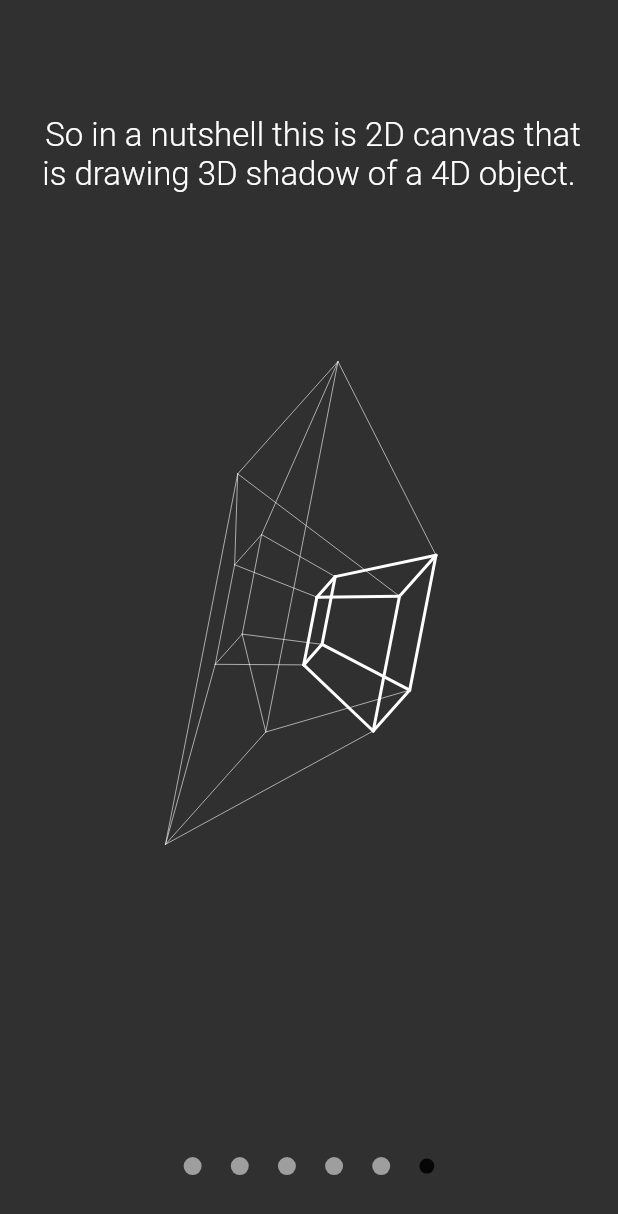
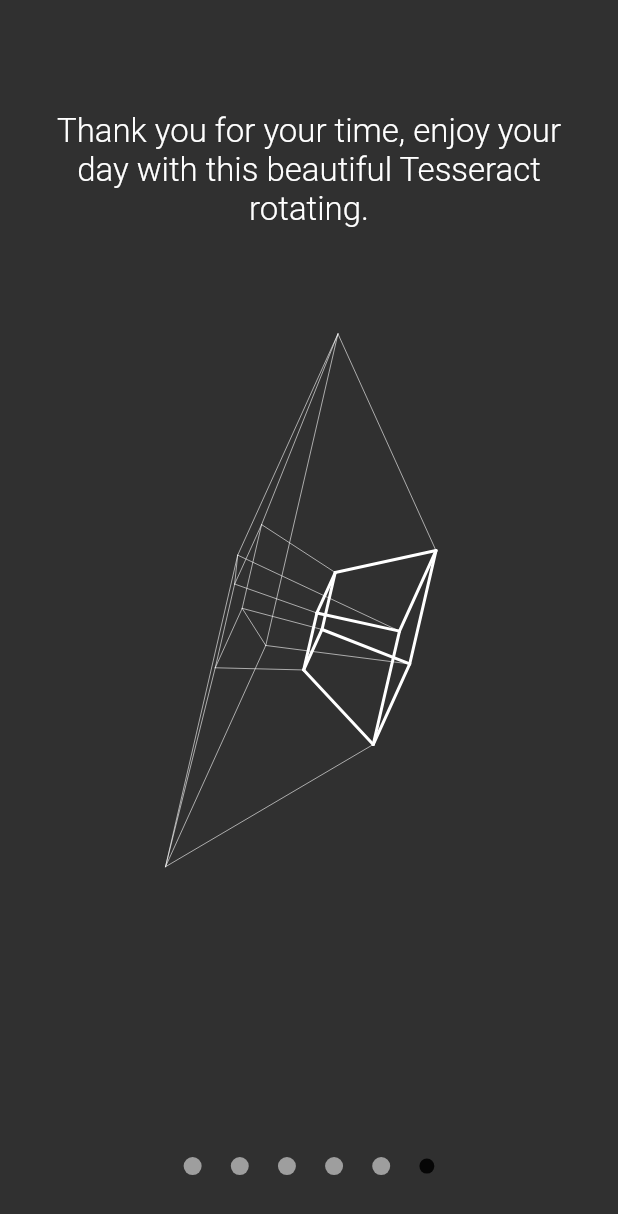
Before and after one commit to knezzz/FlutterTesseract, a Flutter app: the screen it shows after launch, swiped to page 5, on a phone screen of 412 x 824 dp. Shown: the top 1214 px of the screen. Run offline on Flutter 3.47's test engine with Material 2 defaults, Android fonts, the phone set to English and light mode, and no system bars.

Commit message:
Finishing touches

```diff
--- a/lib/main.dart
+++ b/lib/main.dart
@@ -12,7 +12,7 @@ class MyApp extends StatefulWidget{
 }
 
 class MyAppState extends State<MyApp>{
-  double _x = 0, _w = 0, _shadow = 0, _scale = 1, _scaleDiff;
+  double _x = 0, _w = 0, _scale = 1, _scaleDiff;
   List<String> _s = <String>[];
   PageController _page;
 
@@ -33,8 +33,7 @@ class MyAppState extends State<MyApp>{
     final double _index = _page.hasClients ? _page.page ?? 0 : 0;
     setState((){
       _x = (_x - .01) % (pi * 2);
-      _shadow = max(.0, min(1.0, _index - 1));
-      _w = _index > 2.5 ? (_w + .02) % (pi * 2) : max(.0, _w - .02);
+      _w = _index > 2.5 ? (_w + .02) % (pi * 2) : max(.0, _w - .04);
     });
   }
 
@@ -47,7 +46,7 @@ class MyAppState extends State<MyApp>{
       onScaleUpdate: (ScaleUpdateDetails d) => _scale = d.scale * _scaleDiff,
       child: Stack(
         children: <Widget>[
-          CustomPaint(painter: TesseractPainter(_x, _w, _shadow, _scale), child: const SizedBox.expand()),
+          CustomPaint(painter: TesseractPainter(_x, _w, _page.hasClients ? _page.page ?? 0 : 0, _scale), child: const SizedBox.expand()),
           PageView(controller: _page, children: _s.map(_makeText).toList()),
           Container(
             alignment: const Alignment(0, .9),
@@ -85,22 +84,23 @@ class Tesseract{
   }
 
   final double _size, _maxShadow;
-  final Matrix4 _cRot = Matrix4.rotationX(pi * .2) * Matrix4.rotationY(-pi * .6) * Matrix4.rotationZ(pi * .2);
   final List<Vector4> _v = <Vector4>[];
 
   double _x = 0, _w = 0, _shadow = 0;
   Matrix4 _xwRot = Matrix4.identity();
+  Matrix4 _cRot = Matrix4.rotationX(pi * .2) * Matrix4.rotationZ(pi * .2);
 
-  void setValues(double x, double y, double s){
+  void setValues(double x, double y, double s, double cR){
     _x = x;
     _w = y;
     _shadow = s;
     _xwRot = Matrix4(cos(_x), -sin(_x), 0, 0, sin(_x), cos(_x), 0, 0, 0, 0, cos(_w), -sin(_w), 0, 0, sin(_w), cos(_w));
+    _cRot = Matrix4.rotationX(pi * .1) * Matrix4.rotationY(cR * -pi * .3 + -pi * .3) * Matrix4.rotationZ(pi * .2);
     _projectAll();
   }
 
   void _projectAll() => _v.forEach(_project);
-  Offset getOffset(int index) => Offset(_v[index].x, _v[index].z);
+  Offset getOffset(int i) => Offset(_v[i].x, _v[i].z);
 
   void _project(Vector4 v){
     final Vector4 _rotated = _xwRot * v;
@@ -112,14 +112,14 @@ class Tesseract{
 }
 
 class TesseractPainter extends CustomPainter{
-  TesseractPainter(this.x, this.w, this.shadow, this.scale);
+  TesseractPainter(this.x, this.w, this.page, this.scale);
 
-  final double x, w, shadow, scale;
+  final double x, w, page, scale;
   final Paint p = Paint()..strokeWidth = .4..color = Colors.white..strokeCap = StrokeCap.round;
 
   Tesseract _tess;
 
-  @override bool shouldRepaint(TesseractPainter oldDelegate) => x != oldDelegate.x || w != oldDelegate.w || shadow != oldDelegate.shadow;
+  @override bool shouldRepaint(TesseractPainter oldDelegate) => x != oldDelegate.x || w != oldDelegate.w || page != oldDelegate.page;
 
   @override
   void paint(Canvas canvas, Size size) {
@@ -127,7 +127,7 @@ class TesseractPainter extends CustomPainter{
       return;
 
     _tess ??= Tesseract(size.shortestSide * .2 * scale);
-    _tess..setValues(x, w, shadow);
+    _tess..setValues(x, w, (page - 1).clamp(0.0, 1.0), (page - 2).clamp(0.0, 1.0));
 
     canvas.translate(size.width / 2, size.height / 2);
     _cube(canvas, _tess, p, 8);
--- a/pubspec.yaml
+++ b/pubspec.yaml
@@ -19,10 +19,6 @@ environment:
 dependencies:
   flutter:
     sdk: flutter
-
-  # The following adds the Cupertino Icons font to your application.
-  # Use with the CupertinoIcons class for iOS style icons.
-  cupertino_icons: ^0.1.2
 
 dev_dependencies:
   flutter_test:
--- a/text.json
+++ b/text.json
@@ -1,10 +1,10 @@
 {
 	"_" : [
-		"I wanted to build something unique and interesting without any external libraries",
-		"This is a cube.\nYou can pinch to zoom in and out.\nI wanted to show that Flutter is not just for 2D..",
-		"..or 3D.",
-		"This is a Tesseract or Hypercube in double rotation around x and w axis.",
-		" So in a nutshell this is 2D canvas that is drawing 3D shadow of a 4D object.",
-		"Well.. That's it. Thank you for your time!"
+		"I wanted to build something unique and interesting without using any of the external packages or plugins.",
+		"This is a wireframe of a 3D cube.\n\nYou can pinch to zoom in and out.",
+		"But 3D is not interesting enough. So here is a 4D cube.",
+		"4D cube or tesseract performing a double rotation around x and w axis.\n\nNow we have a 2D canvas that is drawing the 3D shadow of a 4D object.",
+		"Thank you for your time, enjoy your day with this beautiful Tesseract rotating.",
+		""
 	]
 }
```
Also changed, not shown: pubspec.lock.
